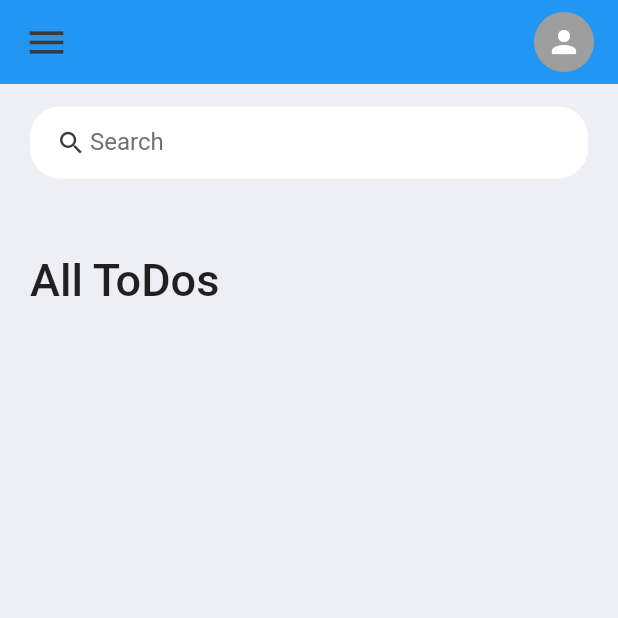
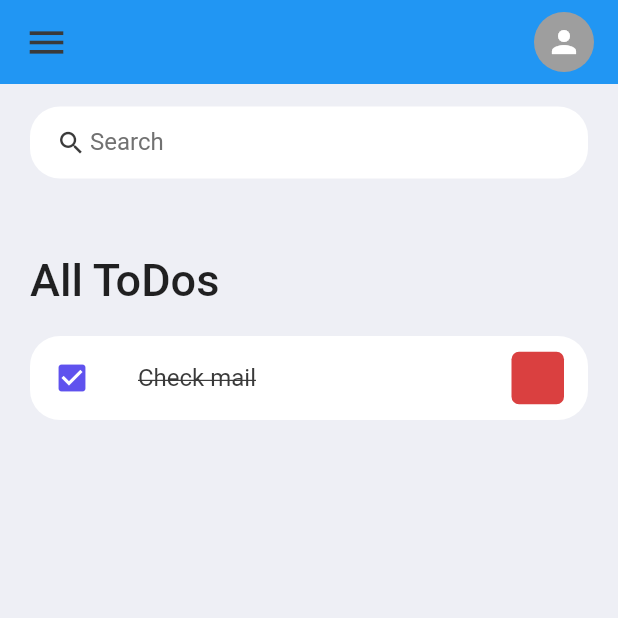
Before and after one commit to Ozurumba007/todo-app-tutorial, a Flutter app: the screen it shows after launch, on a phone screen of 412 x 824 dp, the top half of it. Run offline on Flutter 3.47's test engine with Material 2 defaults, Android fonts, the light colour scheme and no system bars.

Commit message:
added a list tile for the todo item

```diff
--- a/lib/screens/home_screen.dart
+++ b/lib/screens/home_screen.dart
@@ -2,6 +2,7 @@
 
 import 'package:flutter/material.dart';
 import 'package:todo_app_tutorial/constant/colors.dart';
+import '../widgets/todo_item.dart';
 
 class HomeScreen extends StatefulWidget {
   const HomeScreen({super.key});
@@ -40,6 +41,7 @@ class _HomeScreenState extends State<HomeScreen> {
                       ),
                     ),
                   ),
+                  TodoItem(),
                 ],
               ),
             ),
--- a/lib/widgets/todo_item.dart
+++ b/lib/widgets/todo_item.dart
@@ -1,10 +1,36 @@
 import 'package:flutter/material.dart';
+import '../constant/colors.dart';
 
 class TodoItem extends StatelessWidget {
   const TodoItem({super.key});
 
   @override
   Widget build(BuildContext context) {
-    return Container();
+    return Container(
+      child: ListTile(
+        onTap: () {},
+        shape: RoundedRectangleBorder(
+          borderRadius: BorderRadius.circular(20),
+        ),
+        tileColor: Colors.white,
+        leading: Icon(Icons.check_box, color: tdBlue),
+        title: Text(
+          'Check mail',
+          style: TextStyle(
+            color: tdBlack,
+            fontSize: 16,
+            decoration: TextDecoration.lineThrough,
+          ),
+        ),
+        trailing: Container(
+          height: 35,
+          width: 35,
+          decoration: BoxDecoration(
+            color: tdRed,
+            borderRadius: BorderRadius.circular(5),
+          ),
+        ),
+      ),
+    );
   }
 }
```
